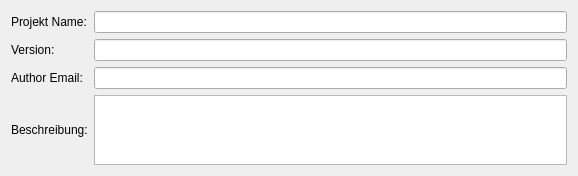
Above: som_gui/module/project/qt/SettingsGeneral.ui from c-mellueh/SOM-Toolkit before the change. Below: the same form after it.
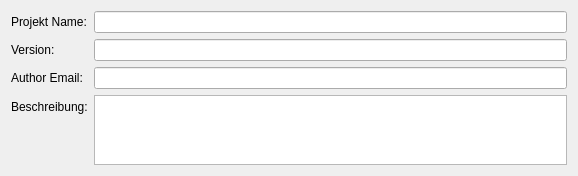
That is the form after the change.

Commit message: Create basic path ui

Diff of the .ui file:
```diff
--- a/som_gui/module/project/qt/SettingsGeneral.ui
+++ b/som_gui/module/project/qt/SettingsGeneral.ui
@@ -13,7 +13,24 @@
         <property name="windowTitle">
             <string>Form</string>
         </property>
-        <layout class="QGridLayout" name="gridLayout">
+        <layout class="QFormLayout" name="formLayout">
+            <item row="0" column="0">
+                <widget class="QLabel" name="label_2">
+                    <property name="text">
+                        <string>Projekt Name:</string>
+                    </property>
+                </widget>
+            </item>
+            <item row="0" column="1">
+                <widget class="QLineEdit" name="le_name"/>
+            </item>
+            <item row="1" column="0">
+                <widget class="QLabel" name="label_3">
+                    <property name="text">
+                        <string>Version:</string>
+                    </property>
+                </widget>
+            </item>
             <item row="1" column="1">
                 <widget class="QLineEdit" name="le_version"/>
             </item>
@@ -27,23 +44,6 @@
             <item row="2" column="1">
                 <widget class="QLineEdit" name="le_author_mail"/>
             </item>
-            <item row="0" column="1">
-                <widget class="QLineEdit" name="le_name"/>
-            </item>
-            <item row="1" column="0">
-                <widget class="QLabel" name="label_3">
-                    <property name="text">
-                        <string>Version:</string>
-                    </property>
-                </widget>
-            </item>
-            <item row="0" column="0">
-                <widget class="QLabel" name="label_2">
-                    <property name="text">
-                        <string>Projekt Name:</string>
-                    </property>
-                </widget>
-            </item>
             <item row="3" column="0">
                 <widget class="QLabel" name="label">
                     <property name="text">
```
The commit also changes 6 other files.
